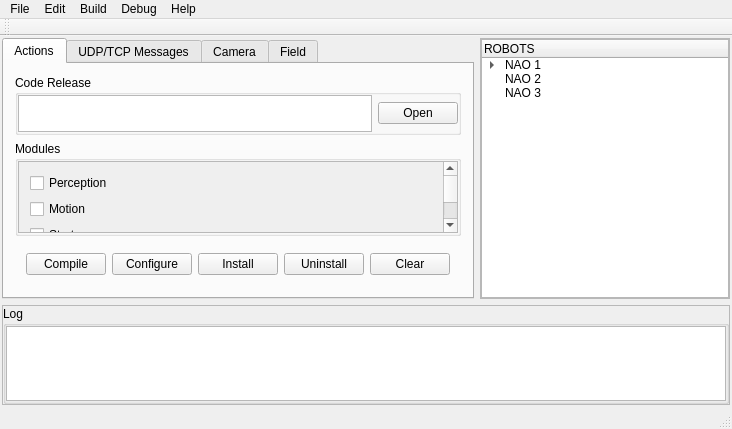
This is supervisorio/mainwindow.ui in pedrohsreis/Supervisorio as Qt 5 draws it before an edit. The edited form follows.
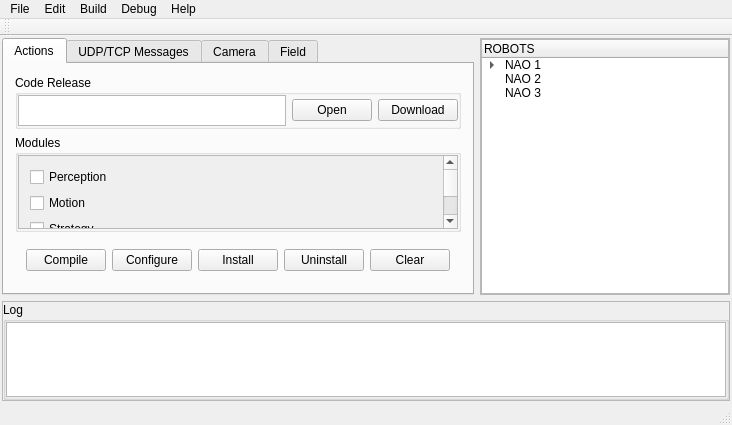
This is the edited form. Icons and pictures are not drawn.

Commit message: Botão download

Patch:
```diff
--- a/supervisorio/mainwindow.ui
+++ b/supervisorio/mainwindow.ui
@@ -161,7 +161,7 @@
                 <property name="maximumSize">
                  <size>
                   <width>16777215</width>
-                  <height>60</height>
+                  <height>54</height>
                  </size>
                 </property>
                 <property name="title">
@@ -190,6 +190,13 @@
                    </property>
                   </widget>
                  </item>
+                 <item>
+                  <widget class="QPushButton" name="btnDownloadGithub">
+                   <property name="text">
+                    <string>Download</string>
+                   </property>
+                  </widget>
+                 </item>
                 </layout>
                </widget>
               </item>
@@ -724,6 +731,12 @@
           <height>100</height>
          </size>
         </property>
+        <property name="maximumSize">
+         <size>
+          <width>16777215</width>
+          <height>200</height>
+         </size>
+        </property>
         <property name="frameShape">
          <enum>QFrame::StyledPanel</enum>
         </property>
```
Left out of the diff: 16 changed lines with no effect on the pictures.
